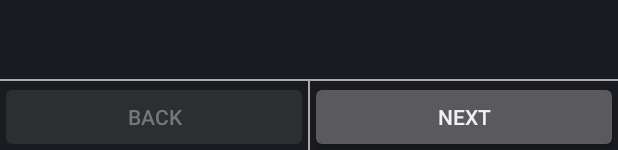
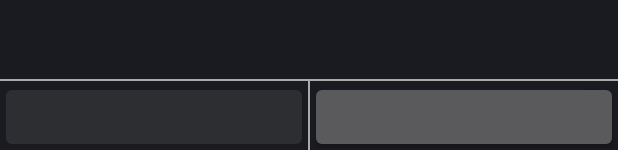
Before and after one commit to Nimrodda/WizarDroid, an Android app: the layout wizard.xml on its own in the app's theme, with its tools: preview values and no code run, on a phone screen of 412 x 824 dp. Shown: the part 1083-1233 px from the top of the screen. Run offline under Robolectric (Android 15) with nearby library versions, the phone set to English and light mode, and no system bars.

Commit message:
Fixed problem with setting buttons labels for BasicWizardLayout

```diff
--- a/wizardroid-core/src/main/java/org/codepond/android/wizardroid/layouts/BasicWizardLayout.java
+++ b/wizardroid-core/src/main/java/org/codepond/android/wizardroid/layouts/BasicWizardLayout.java
@@ -42,8 +42,10 @@ public abstract class BasicWizardLayout extends WizardFragment implements View.O
         View wizardLayout = inflater.inflate(R.layout.wizard, container, false);
         nextButton = (Button) wizardLayout.findViewById(R.id.wizard_next_button);
         nextButton.setOnClickListener(this);
+        nextButton.setText(getNextButtonText());
         previousButton = (Button) wizardLayout.findViewById(R.id.wizard_previous_button);
         previousButton.setOnClickListener(this);
+        previousButton.setText(getBackButtonText());
 
         return wizardLayout;
     }
--- a/wizardroid-core/src/main/res/layout-v11/wizard.xml
+++ b/wizardroid-core/src/main/res/layout-v11/wizard.xml
@@ -19,7 +19,6 @@ android:layout_height="fill_parent">
     >
     <Button
         android:id="@id/wizard_previous_button"
-        android:text="@string/action_previous"
         android:enabled="false"
         android:layout_width="0dp"
         android:layout_height="wrap_content"
@@ -33,7 +32,6 @@ android:layout_height="fill_parent">
         />
     <Button
         android:id="@id/wizard_next_button"
-        android:text="@string/action_next"
         android:layout_width="0dp"
         android:layout_height="wrap_content"
         android:layout_weight="1"
--- a/wizardroid-core/src/main/res/layout/wizard.xml
+++ b/wizardroid-core/src/main/res/layout/wizard.xml
@@ -19,7 +19,6 @@ android:layout_height="fill_parent">
     >
     <Button
         android:id="@id/wizard_previous_button"
-        android:text="@string/action_previous"
         android:enabled="false"
         android:layout_width="0dp"
         android:layout_height="wrap_content"
@@ -32,7 +31,6 @@ android:layout_height="fill_parent">
         />
     <Button
         android:id="@id/wizard_next_button"
-        android:text="@string/action_next"
         android:layout_width="0dp"
         android:layout_height="wrap_content"
         android:layout_weight="1"
```
Also changed, not shown: wizardroid-core/src/main/java/org/codepond/android/wizardroid/WizardFragment.java (+11 -2 lines).
